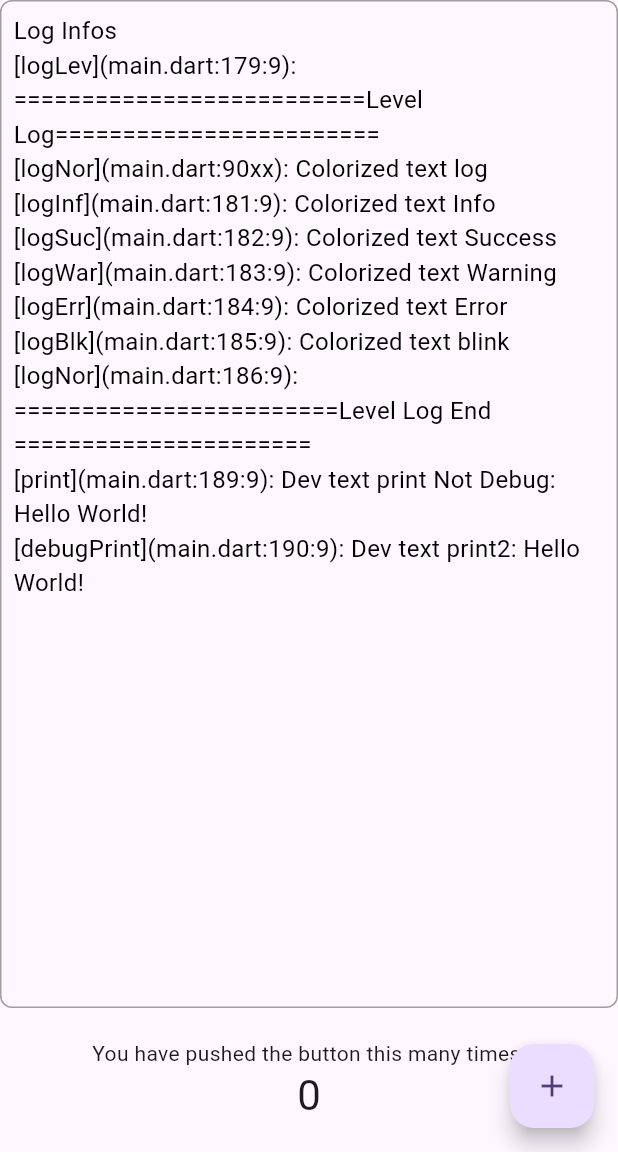
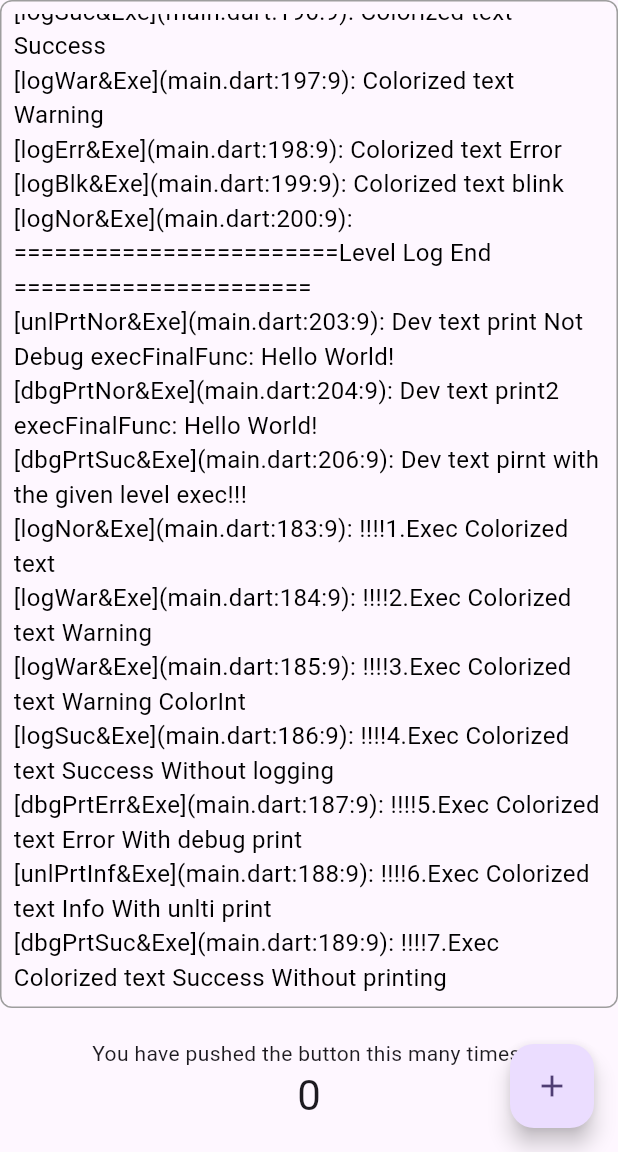
Before and after one commit to janlionly/flutter_dev_colorized_log, a Flutter app: the screen it shows after launch, on a phone screen of 412 x 824 dp, the part 84-1236 px from its top. Run offline on Flutter 3.47's test engine with Material 2 defaults, Android fonts, the phone set to English and light mode, and no system bars.

Commit message:
feat: 🎸 Add static exec custom function and add param [level]

```diff
--- a/example/lib/main.dart
+++ b/example/lib/main.dart
@@ -163,6 +163,8 @@ class _MyHomePageState extends State<MyHomePage> {
     Dev.print('Dev text print Not Debug: $text', isDebug: false, isLog: true);
     Dev.print('Dev text print2: $text', isLog: true);
 
+    Dev.print('Dev text pirnt with the given level', level: DevLevel.logErr);
+
     try {
       final List a = [];
       final x = a[9] + 3;
@@ -172,7 +174,19 @@ class _MyHomePageState extends State<MyHomePage> {
       Dev.print(e);
     }
 
-    Future<void>.delayed(Duration(seconds: 1), ()=> allLevelLog());
+    Future<void>.delayed(const Duration(seconds: 1), ()=> allLevelLog());
+
+    Future<void>.delayed(const Duration(seconds: 2), ()=> exeLog());
+  }
+
+  void exeLog() {
+    Dev.exe('!!!!1.Exec Colorized text');
+    Dev.exe('!!!!2.Exec Colorized text Warning', level: DevLevel.logWar);
+    Dev.exe('!!!!3.Exec Colorized text Warning ColorInt', level: DevLevel.logWar, colorInt: 101);
+    Dev.exe('!!!!4.Exec Colorized text Success Without logging', level: DevLevel.logSuc, isLog: false);
+    Dev.exe('!!!!5.Exec Colorized text Error With debug print', level: DevLevel.logErr, isMultConsole: true);
+    Dev.exe('!!!!6.Exec Colorized text Info With unlti print', level: DevLevel.logInf, isMultConsole: true, isDebug: false);
+    Dev.exe('!!!!7.Exec Colorized text Success Without printing', level: DevLevel.logSuc, isMultConsole: true, isLog: false);
   }
 
   void allLevelLog() {
@@ -186,8 +200,10 @@ class _MyHomePageState extends State<MyHomePage> {
     Dev.log('========================Level Log End ======================', isLog: true, execFinalFunc: true);
 
     String text = 'Hello World!';
-    Dev.print('Dev text print Not Debug: $text', isDebug: false, isLog: true, execFinalFunc: true);
-    Dev.print('Dev text print2: $text', isLog: true, execFinalFunc: true);
+    Dev.print('Dev text print Not Debug execFinalFunc: $text', isDebug: false, isLog: true, execFinalFunc: true);
+    Dev.print('Dev text print2 execFinalFunc: $text', isLog: true, execFinalFunc: true);
+
+    Dev.print('Dev text pirnt with the given level exec!!!', level: DevLevel.logSuc, isLog: false, execFinalFunc: true);
   }
 
   @override
--- a/lib/dev_logger.dart
+++ b/lib/dev_logger.dart
@@ -4,6 +4,15 @@
  */
 import 'dart:async';
 import 'src/customized_logger.dart';
+
+enum DevLevel {
+  logNor,
+  logInf,
+  logSuc,
+  logBlk,
+  logWar,
+  logErr
+}
 
 /// @param static [enable]: whether log msg.
 /// @param static [isDebugPrint]: whether the method [Dev.print] printing only on debug mode.
@@ -19,7 +28,8 @@ class Dev {
   /// Default color log
   /// @param[colorInt]: 0 to 107
   /// @param[isLog]: if set to true, the static [enable] is true or not, log anyway.
-  static void log(String msg, {
+  static void log(
+    String msg, {
     bool? isLog,
     int? colorInt,
     String? fileLocation,
@@ -54,18 +64,65 @@ class Dev {
   }
   /// log supportting on multiple consoles
   /// @param[isDebug]: default printing only on debug mode, not set using @param static [isDebugPrint].
-  static void print(Object? object, {bool? isLog, String? fileLocation, bool? isDebug, bool? execFinalFunc}) {
+  static void print(
+    Object? object, {
+    DevLevel level = DevLevel.logNor,
+    bool? isLog,
+    String? fileLocation,
+    bool? isDebug,
+    bool? execFinalFunc
+    }) {
     final String fileInfo = Dev.isLogFileLocation ?
     (fileLocation != null ? '($fileLocation): ' : '(${StackTrace.current.toString().split('\n')[1].split('/').last}: ')
      : '';
     String msg = "$object";
-    DevColorizedLog.logCustom(msg,
+    bool? isDbgPrint = isDebug ?? Dev.isDebugPrint;
+    var name = level.toString().split('.').last;
+
+    final prefix = isDbgPrint == null || isDbgPrint ? 'dbgPrt' : 'unlPrt';
+    name = name.replaceAll('log', prefix);
+
+    DevColorizedLog.logCustom(
+      msg,
       enable: Dev.enable,
       isLog: isLog,
       isMultConsole: true,
-      isDebugPrint: isDebug ?? Dev.isDebugPrint,
+      isDebugPrint: isDbgPrint,
       fileInfo: fileInfo,
+      name: name,
       execFinalFunc: execFinalFunc,
+    );
+  }
+
+  /// Execute custom final func with purple text or blue text with mult console
+  static void exe(
+    String msg, {
+    DevLevel level = DevLevel.logNor,
+    bool? isLog,
+    bool? isMultConsole,
+    bool? isDebug,
+    int? colorInt
+    }) {
+    final String fileInfo = Dev.isLogFileLocation ? '(${StackTrace.current.toString().split('\n')[1].split('/').last}: ' : '';
+    bool isMult = isMultConsole != null && isMultConsole;
+    var name = level.toString().split('.').last;
+    bool? isDbgPrint = isDebug ?? Dev.isDebugPrint;
+
+    if (isMult) {
+      final prefix = isDbgPrint == null || isDbgPrint ? 'dbgPrt' : 'unlPrt';
+      name = name.replaceAll('log', prefix);
+    }
+
+    DevColorizedLog.logCustom(
+      msg,
+      enable: Dev.enable,
+      colorInt: colorInt ?? 95,
+      isLog: isLog,
+      isMultConsole: isMultConsole,
+      isDebugPrint: isDbgPrint,
+      fileInfo: fileInfo,
+      name: name,
+      execFinalFunc: true,
     );
   }
 
--- a/lib/src/customized_logger.dart
+++ b/lib/src/customized_logger.dart
@@ -60,36 +60,29 @@ class DevColorizedLog {
     StackTrace? stackTrace,
     bool? execFinalFunc,
     }) {
+     bool isExe = execFinalFunc != null && execFinalFunc;
+     final finalName = isExe ? '$name&Exe' : name;
+
     void logging() {
       if (isMultConsole != null && isMultConsole == true) {
         if (isDebugPrint == null || isDebugPrint) {
-          debugPrint('${fileInfo??''}$msg');
-          if (execFinalFunc != null && execFinalFunc) {
-            Dev.customFinalFunc?.call('[debugPrint]${fileInfo??''}$msg');
-          }
+          debugPrint('[$finalName]${fileInfo??''}$msg');
         } else {
           // ignore: avoid_print
-          print('${fileInfo??''}$msg');
-          if (execFinalFunc != null && execFinalFunc) {
-            Dev.customFinalFunc?.call('[print]${fileInfo??''}$msg');
-          }
+          print('[$finalName]${fileInfo??''}$msg');
         }
       } else {
         dev.log('\x1B[${colorInt}m${fileInfo??''}$msg\x1B[0m',
           time: time,
           sequenceNumber: sequenceNumber,
           level: level,
-          name: name,
+          name: finalName,
           zone: zone,
           error: error,
           stackTrace: stackTrace,
         );
-        if (execFinalFunc != null && execFinalFunc) {
-          Dev.customFinalFunc?.call('[$name]${fileInfo??''}$msg');
-        }
       }
     }
-
     if (isLog != null && isLog) {
       logging();
     }
@@ -98,5 +91,9 @@ class DevColorizedLog {
         logging();
       }
     }
+
+    if (isExe) {
+      Dev.customFinalFunc?.call('[$finalName]${fileInfo??''}$msg');
+    }
   }
 }
--- a/pubspec.yaml
+++ b/pubspec.yaml
@@ -1,6 +1,6 @@
 name: dev_colorized_log
 description: A Flutter package for logging colorized text in developer mode.
-version: 1.1.6
+version: 1.2.0
 homepage: https://github.com/janlionly/flutter_dev_colorized_log
 
 environment:
```
Also changed, not shown: example/pubspec.lock, 2 other files.
